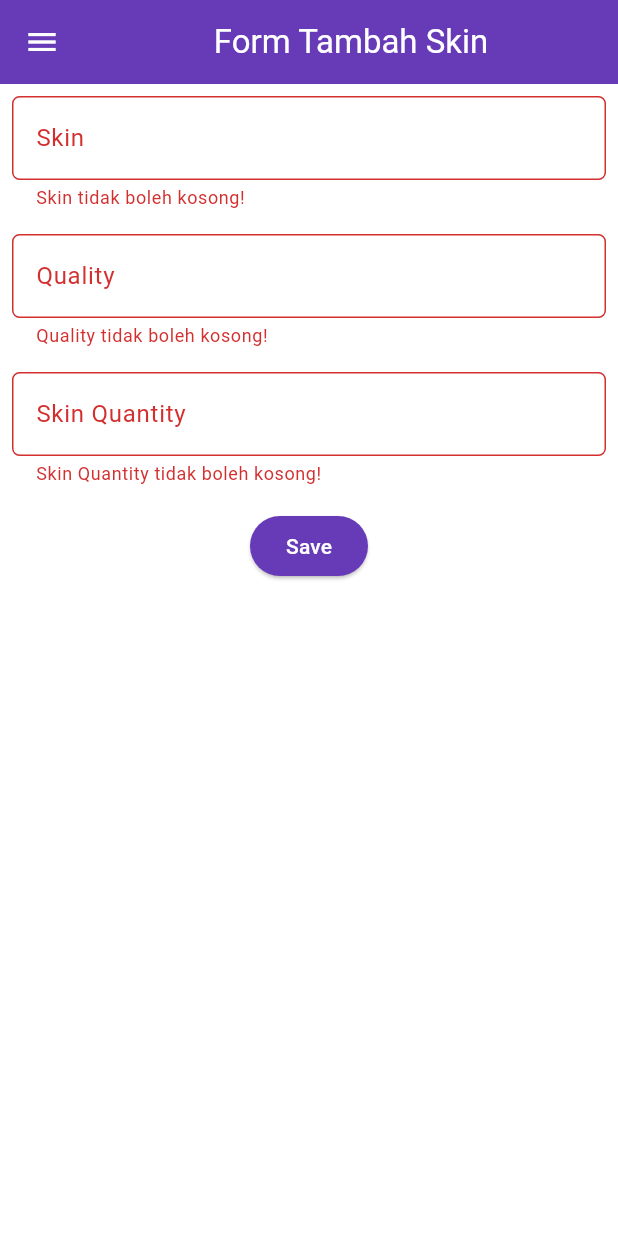
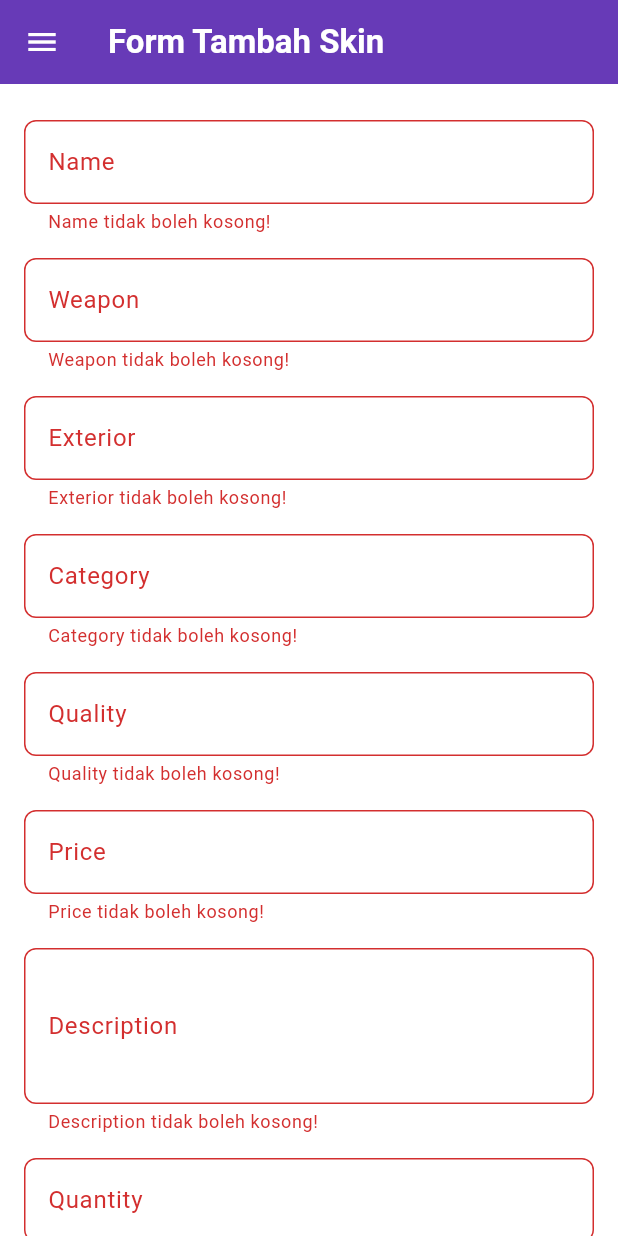
Before and after one commit to Cyades/skin-vault-mobile, a Flutter app: the SkinEntryFormPage screen opened directly, after a tap on "Save", on a phone screen of 412 x 824 dp. Run offline on Flutter 3.47's test engine with Material 3 defaults, Android fonts, the phone set to English and light mode, and no system bars; missing offline and left inert: pbp_django_auth.

Commit message:
[TI9 Assignment Finished]

```diff
--- a/lib/screens/skinentry_form.dart
+++ b/lib/screens/skinentry_form.dart
@@ -15,144 +15,143 @@ class SkinEntryFormPage extends StatefulWidget {
 
 class _SkinEntryFormPageState extends State<SkinEntryFormPage> {
   final _formKey = GlobalKey<FormState>();
-  String _skin = "";
+  String _name = "";
+  String _weapon = "";
+  String _exterior = "";
+  String _category = "";
   String _quality = "";
-	int _skinQuantity = 0;
+  double _price = 0.0; // Gunakan double untuk kompatibilitas decimal
+  String _description = "";
+  int _quantity = 0;
+  int _user = 1; // Default user ID, bisa diubah sesuai implementasi
+  DateTime _time = DateTime.now();
+
   @override
   Widget build(BuildContext context) {
     final request = context.watch<CookieRequest>();
+
     return Scaffold(
       appBar: AppBar(
-        title: const Center(
-          child: Text(
+        title: const Text(
           'Form Tambah Skin',
-          ),
+          style: TextStyle(color: Colors.white, fontWeight: FontWeight.bold),
         ),
         backgroundColor: Theme.of(context).colorScheme.primary,
-        foregroundColor: Colors.white,
+        iconTheme: const IconThemeData(color: Colors.white),
       ),
-      // Masukkan drawer sebagai parameter nilai drawer dari widget Scaffold
       drawer: const LeftDrawer(),
       body: Form(
         key: _formKey,
         child: SingleChildScrollView(
+          padding: const EdgeInsets.all(16.0),
           child: Column(
             crossAxisAlignment: CrossAxisAlignment.start,
             children: [
-              Padding(
-                padding: const EdgeInsets.all(8.0),
-                child: TextFormField(
-                  decoration: InputDecoration(
-                    hintText: "Skin",
-                    labelText: "Skin",
-                    border: OutlineInputBorder(
-                      borderRadius: BorderRadius.circular(5.0),
+              _buildTextField(
+                label: "Name",
+                hint: "Skin Name",
+                onChanged: (value) => _name = value ?? "",
               ),
+              _buildTextField(
+                label: "Weapon",
+                hint: "Weapon Type",
+                onChanged: (value) => _weapon = value ?? "",
               ),
-                  onChanged: (String? value) {
-                    setState(() {
-                      _skin = value!;
-                    });
-                  },
-                  validator: (String? value) {
-                    if (value == null || value.isEmpty) {
-                      return "Skin tidak boleh kosong!";
-                    }
-                    return null;
-                  },
+              _buildTextField(
+                label: "Exterior",
+                hint: "Exterior",
+                onChanged: (value) => _exterior = value ?? "",
               ),
+              _buildTextField(
+                label: "Category",
+                hint: "Category",
+                onChanged: (value) => _category = value ?? "",
               ),
-              Padding(
-                padding: const EdgeInsets.all(8.0),
-                child: TextFormField(
-                  decoration: InputDecoration(
-                    hintText: "Quality",
-                    labelText: "Quality",
-                    border: OutlineInputBorder(
-                      borderRadius: BorderRadius.circular(5.0),
+              _buildTextField(
+                label: "Quality",
+                hint: "Quality",
+                onChanged: (value) => _quality = value ?? "",
               ),
+              _buildNumberField(
+                label: "Price",
+                hint: "Price (e.g., 1000.0)",
+                onChanged: (value) =>
+                    _price = double.tryParse(value ?? "0.0") ?? 0.0,
               ),
-                  onChanged: (String? value) {
-                    setState(() {
-                      _quality = value!;
-                    });
-                  },
-                  validator: (String? value) {
-                    if (value == null || value.isEmpty) {
-                      return "Quality tidak boleh kosong!";
-                    }
-                    return null;
-                  },
+              _buildTextField(
+                label: "Description",
+                hint: "Skin Description",
+                maxLines: 3,
+                onChanged: (value) => _description = value ?? "",
               ),
+              _buildNumberField(
+                label: "Quantity",
+                hint: "Skin Quantity",
+                onChanged: (value) =>
+                    _quantity = int.tryParse(value ?? "0") ?? 0,
               ),
-              Padding(
-                padding: const EdgeInsets.all(8.0),
-                child: TextFormField(
-                  decoration: InputDecoration(
-                    hintText: "Skin Quantity",
-                    labelText: "Skin Quantity",
-                    border: OutlineInputBorder(
-                      borderRadius: BorderRadius.circular(5.0),
-                    ),
-                  ),
-                  onChanged: (String? value) {
-                    setState(() {
-                      _skinQuantity = int.tryParse(value!) ?? 0;
-                    });
-                  },
-                  validator: (String? value) {
-                    if (value == null || value.isEmpty) {
-                      return "Skin Quantity tidak boleh kosong!";
-                    }
-                    if (int.tryParse(value) == null) {
-                      return "Skin Quantity harus berupa angka!";
-                    }
-                    return null;
-                  },
-                ),
-              ),
-                Align(
-                alignment: Alignment.bottomCenter,
-                child: Padding(
-                  padding: const EdgeInsets.all(8.0),
+              const SizedBox(height: 20),
+              Center(
                 child: ElevatedButton(
-                    style: ButtonStyle(
-                      backgroundColor: MaterialStateProperty.all(
-                          Theme.of(context).colorScheme.primary),
+                  style: ElevatedButton.styleFrom(
+                    backgroundColor: Theme.of(context).colorScheme.primary,
+                    padding: const EdgeInsets.symmetric(
+                        horizontal: 32.0, vertical: 12.0),
                   ),
                   onPressed: () async {
                     if (_formKey.currentState!.validate()) {
                       final response = await request.postJson(
                         "http://127.0.0.1:8000/create-flutter/",
-                                jsonEncode(<String, String>{
-                                    'Skin': _skin,
-                                    'Quality': _quality,
-                                    'Skin Quantity': _skinQuantity.toString(),
+                        jsonEncode(<String, dynamic>{
+                          'name': _name,
+                          'weapon': _weapon,
+                          'exterior': _exterior,
+                          'category': _category,
+                          'quality': _quality,
+                          'price': _price,
+                          'description': _description,
+                          'quantity': _quantity,
+                          'user': _user,
+                          'time': _time.toIso8601String(),
                         }),
                       );
                       if (context.mounted) {
                         if (response['status'] == 'success') {
-                                    ScaffoldMessenger.of(context)
-                                        .showSnackBar(const SnackBar(
-                                    content: Text("Skin baru berhasil disimpan!"),
-                                    ));
+                          ScaffoldMessenger.of(context).showSnackBar(
+                            const SnackBar(
+                              content: Text(
+                                "Skin baru berhasil disimpan!",
+                                style: TextStyle(color: Colors.white),
+                              ),
+                              backgroundColor: Colors.green,
+                            ),
+                          );
                           Navigator.pushReplacement(
                             context,
-                                        MaterialPageRoute(builder: (context) => MyHomePage()),
+                            MaterialPageRoute(
+                              builder: (context) => MyHomePage(),
+                            ),
                           );
                         } else {
-                                    ScaffoldMessenger.of(context)
-                                        .showSnackBar(const SnackBar(
-                                        content:
-                                            Text("Terdapat kesalahan, silakan coba lagi."),
-                                    ));
+                          ScaffoldMessenger.of(context).showSnackBar(
+                            const SnackBar(
+                              content: Text(
+                                "Terdapat kesalahan, silakan coba lagi.",
+                                style: TextStyle(color: Colors.white),
+                              ),
+                              backgroundColor: Colors.red,
+                            ),
+                          );
                         }
                       }
                     }
                   },
                   child: const Text(
                     "Save",
-                      style: TextStyle(color: Colors.white),
+                    style: TextStyle(
+                      color: Colors.white,
+                      fontSize: 16.0,
+                      fontWeight: FontWeight.bold,
                     ),
                   ),
                 ),
@@ -163,4 +162,62 @@ class _SkinEntryFormPageState extends State<SkinEntryFormPage> {
       ),
     );
   }
+
+  Widget _buildTextField({
+    required String label,
+    required String hint,
+    required Function(String?) onChanged,
+    int maxLines = 1,
+  }) {
+    return Padding(
+      padding: const EdgeInsets.symmetric(vertical: 8.0),
+      child: TextFormField(
+        decoration: InputDecoration(
+          hintText: hint,
+          labelText: label,
+          border: OutlineInputBorder(
+            borderRadius: BorderRadius.circular(8.0),
+          ),
+        ),
+        onChanged: onChanged,
+        maxLines: maxLines,
+        validator: (String? value) {
+          if (value == null || value.isEmpty) {
+            return "$label tidak boleh kosong!";
           }
+          return null;
+        },
+      ),
+    );
+  }
+
+  Widget _buildNumberField({
+    required String label,
+    required String hint,
+    required Function(String?) onChanged,
+  }) {
+    return Padding(
+      padding: const EdgeInsets.symmetric(vertical: 8.0),
+      child: TextFormField(
+        keyboardType: TextInputType.number,
+        decoration: InputDecoration(
+          hintText: hint,
+          labelText: label,
+          border: OutlineInputBorder(
+            borderRadius: BorderRadius.circular(8.0),
+          ),
+        ),
+        onChanged: onChanged,
+        validator: (String? value) {
+          if (value == null || value.isEmpty) {
+            return "$label tidak boleh kosong!";
+          }
+          if (double.tryParse(value) == null) {
+            return "$label harus berupa angka!";
+          }
+          return null;
+        },
+      ),
+    );
+  }
+}
```
Lines whose indentation alone changed are shown as unchanged.
